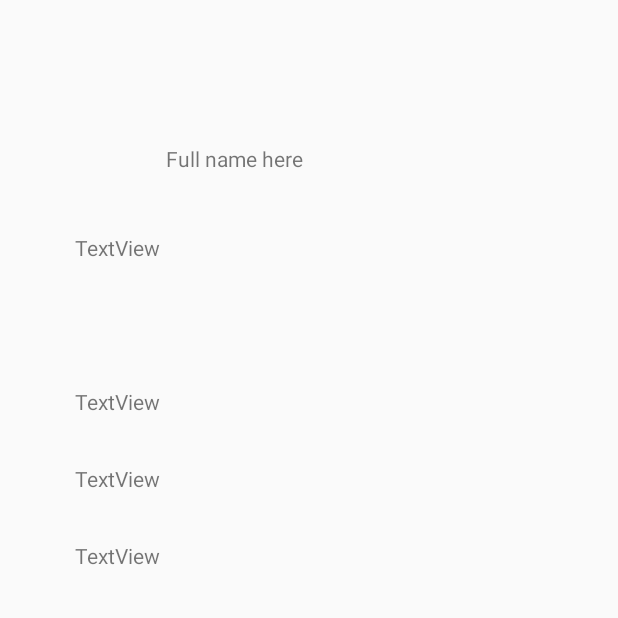
After one commit to anthony-trinh/Sunshine-Medical-Clinic, an Android app: the MyAccount screen opened directly, with no data from a screen before it, on a phone screen of 412 x 824 dp, the top half of it. The commit adds this screen. Run offline under Robolectric (Android 15) with nearby library versions, the phone set to English and light mode, and no system bars; our stand-ins replace Firebase (no records; nobody signed in at launch, a user with empty details on screens opened directly); libraries missing offline, so code that uses them is left out: com.google.rpc.context.

Commit message:
started development on MyAccount activity

```diff
--- a/app/src/main/AndroidManifest.xml
+++ b/app/src/main/AndroidManifest.xml
@@ -16,7 +16,13 @@
         android:roundIcon="@mipmap/ic_launcher_round"
         android:supportsRtl="true"
         android:theme="@style/AppTheme">
-        <activity android:name=".Login"></activity>
+        <activity android:name=".MyAccount">
+            <intent-filter>
+                <action android:name="android.intent.action.MAIN" />
+                <category android:name="android.intent.category.LAUNCHER" />
+            </intent-filter>
+        </activity>
+        <activity android:name=".Login" />
         <activity android:name=".Register" />
         <activity android:name=".bookingSuccess" />
         <!--
@@ -31,33 +37,33 @@
             android:name="com.google.android.geo.API_KEY"
             android:value="@string/google_maps_key" />
 
-        <activity android:name=".FindLocations" android:label="@string/title_activity_find_locations">
+
+        <activity
+            android:name=".FindLocations"
+            android:label="@string/title_activity_find_locations"></activity>
+
+        <activity android:name=".CRUDoperations">
+            <intent-filter>
+                <action android:name="android.intent.action.MAIN" />
+                <category android:name="android.intent.category.LAUNCHER" />
+            </intent-filter>
+        </activity>
+        <activity android:name=".BookAppointment"></activity>
+        <activity android:name=".ContactUs" />
+        <activity android:name=".SplashScreen">
+            <intent-filter>
+                <action android:name="android.intent.action.MAIN" />
+
+                <category android:name="android.intent.category.LAUNCHER" />
+            </intent-filter>
+        </activity>
+        <activity android:name=".MainActivity">
             <intent-filter>
                 <action android:name="android.intent.action.MAIN" />
                 <category android:name="android.intent.category.LAUNCHER" />
             </intent-filter>
         </activity>
 
-        <activity android:name=".CRUDoperations" />
-
-        <activity android:name=".BookAppointment">
-            <intent-filter>
-                <action android:name="android.intent.action.MAIN" />
-                <category android:name="android.intent.category.LAUNCHER" />
-            </intent-filter>
-        </activity>
-
-        <activity android:name=".ContactUs" />
-
-        <activity android:name=".SplashScreen">
-            <intent-filter>
-                <action android:name="android.intent.action.MAIN" />
-                <category android:name="android.intent.category.LAUNCHER" />
-            </intent-filter>
-        </activity>
-
-        <activity android:name=".MainActivity" />
-
     </application>
 
 </manifest>
--- a/app/src/main/java/com/example/sunshinemedicalclinic/FindLocations.java
+++ b/app/src/main/java/com/example/sunshinemedicalclinic/FindLocations.java
@@ -1,5 +1,6 @@
 package com.example.sunshinemedicalclinic;
 
+import androidx.appcompat.app.AppCompatActivity;
 import androidx.core.content.ContextCompat;
 import androidx.fragment.app.FragmentActivity;
 
@@ -20,7 +21,7 @@ import com.google.android.gms.maps.model.MarkerOptions;
 
 import java.util.ArrayList;
 
-public class FindLocations extends FragmentActivity implements OnMapReadyCallback {
+public class FindLocations extends AppCompatActivity implements OnMapReadyCallback {
 
     private GoogleMap mMap;
 
--- a/app/src/main/java/com/example/sunshinemedicalclinic/MainActivity.java
+++ b/app/src/main/java/com/example/sunshinemedicalclinic/MainActivity.java
@@ -69,7 +69,7 @@ public class MainActivity extends AppCompatActivity {
     }
     public void ClickMyAccount (View view)
     {
-        startActivity(new Intent(this, BookAppointment.class));
+        startActivity(new Intent(this, MyAccount.class));
     }
     public void ClickContactUs (View view)
     {
--- /dev/null
+++ b/app/src/main/java/com/example/sunshinemedicalclinic/MyAccount.java
@@ -0,0 +1,75 @@
+package com.example.sunshinemedicalclinic;
+
+
+import androidx.annotation.NonNull;
+import androidx.appcompat.app.AppCompatActivity;
+
+import android.os.Bundle;
+import android.util.Log;
+import android.view.View;
+import android.widget.TextView;
+import android.widget.Toast;
+
+import com.google.android.gms.common.api.Api;
+import com.google.android.gms.tasks.OnCompleteListener;
+import com.google.android.gms.tasks.OnFailureListener;
+import com.google.android.gms.tasks.OnSuccessListener;
+import com.google.android.gms.tasks.Task;
+import com.google.firebase.auth.FirebaseAuth;
+import com.google.firebase.auth.FirebaseUser;
+import com.google.firebase.firestore.CollectionReference;
+import com.google.firebase.firestore.DocumentReference;
+import com.google.firebase.firestore.DocumentSnapshot;
+import com.google.firebase.firestore.FirebaseFirestore;
+import com.google.firebase.auth.FirebaseAuth;
+import com.google.firebase.firestore.FirebaseFirestore;
+import com.google.firebase.firestore.Query;
+import com.google.firebase.firestore.QuerySnapshot;
+import com.google.android.gms.common.api.GoogleApiClient;
+import com.google.android.gms.common.ConnectionResult;
+import com.google.android.gms.common.api.ResultCallback;
+import com.google.android.gms.common.api.Status;
+
+import com.google.firebase.firestore.auth.User;
+import com.google.rpc.context.AttributeContext;
+
+import java.lang.ref.Reference;
+import java.util.ArrayList;
+import java.util.Collection;
+import java.util.HashMap;
+import java.util.List;
+import java.util.Map;
+
+public class MyAccount extends AppCompatActivity {
+
+    private TextView healthcardNum, name, dob, email, phone, gender ;
+    private FirebaseAuth fbAuth ;
+    private FirebaseFirestore db ;
+    private CollectionReference ref ;
+    final FirebaseUser user = fbAuth.getInstance().getCurrentUser() ;
+
+    @Override
+    protected void onCreate(Bundle savedInstanceState) {
+        super.onCreate(savedInstanceState);
+        setContentView(R.layout.activity_my_account);
+
+        healthcardNum = findViewById(R.id.healthcardBox) ;
+        name = findViewById(R.id.nameBox) ;
+        dob = findViewById(R.id.dobBox) ;
+        email = findViewById(R.id.emailBox) ;
+        phone = findViewById(R.id.phoneBox) ;
+        gender = findViewById(R.id.genderBox) ;
+
+        email.setText(user.getEmail());
+
+
+        fbAuth = FirebaseAuth.getInstance() ;
+        db = FirebaseFirestore.getInstance() ;
+
+
+
+
+
+
+    }
+}
--- /dev/null
+++ b/app/src/main/res/layout/activity_my_account.xml
@@ -0,0 +1,65 @@
+<?xml version="1.0" encoding="utf-8"?>
+<androidx.constraintlayout.widget.ConstraintLayout xmlns:android="http://schemas.android.com/apk/res/android"
+    xmlns:app="http://schemas.android.com/apk/res-auto"
+    xmlns:tools="http://schemas.android.com/tools"
+    android:layout_width="match_parent"
+    android:layout_height="match_parent"
+    tools:context=".MyAccount">
+
+    <TextView
+        android:id="@+id/nameBox"
+        android:layout_width="189dp"
+        android:layout_height="23dp"
+        android:layout_marginTop="96dp"
+        android:text="Full name here"
+        app:layout_constraintEnd_toEndOf="parent"
+        app:layout_constraintHorizontal_bias="0.498"
+        app:layout_constraintStart_toStartOf="parent"
+        app:layout_constraintTop_toTopOf="parent" />
+
+    <TextView
+        android:id="@+id/healthcardBox"
+        android:layout_width="wrap_content"
+        android:layout_height="wrap_content"
+        android:layout_marginTop="36dp"
+        android:layout_marginEnd="4dp"
+        android:text="TextView"
+        app:layout_constraintEnd_toStartOf="@+id/nameBox"
+        app:layout_constraintTop_toBottomOf="@+id/nameBox" />
+
+    <TextView
+        android:id="@+id/emailBox"
+        android:layout_width="wrap_content"
+        android:layout_height="wrap_content"
+        android:layout_marginTop="32dp"
+        android:text="TextView"
+        app:layout_constraintStart_toStartOf="@+id/healthcardBox"
+        app:layout_constraintTop_toBottomOf="@+id/healthcardBox" />
+
+    <TextView
+        android:id="@+id/dobBox"
+        android:layout_width="wrap_content"
+        android:layout_height="wrap_content"
+        android:layout_marginTop="32dp"
+        android:text="TextView"
+        app:layout_constraintStart_toStartOf="@+id/emailBox"
+        app:layout_constraintTop_toBottomOf="@+id/emailBox" />
+
+    <TextView
+        android:id="@+id/phoneBox"
+        android:layout_width="wrap_content"
+        android:layout_height="wrap_content"
+        android:layout_marginTop="32dp"
+        android:text="TextView"
+        app:layout_constraintStart_toStartOf="@+id/dobBox"
+        app:layout_constraintTop_toBottomOf="@+id/dobBox" />
+
+    <TextView
+        android:id="@+id/genderBox"
+        android:layout_width="wrap_content"
+        android:layout_height="wrap_content"
+        android:layout_marginTop="32dp"
+        android:text="TextView"
+        app:layout_constraintStart_toStartOf="@+id/phoneBox"
+        app:layout_constraintTop_toBottomOf="@+id/phoneBox" />
+</androidx.constraintlayout.widget.ConstraintLayout>
```
Also changed, not shown: app/src/main/res/values/styles.xml (line endings or trailing spaces).
